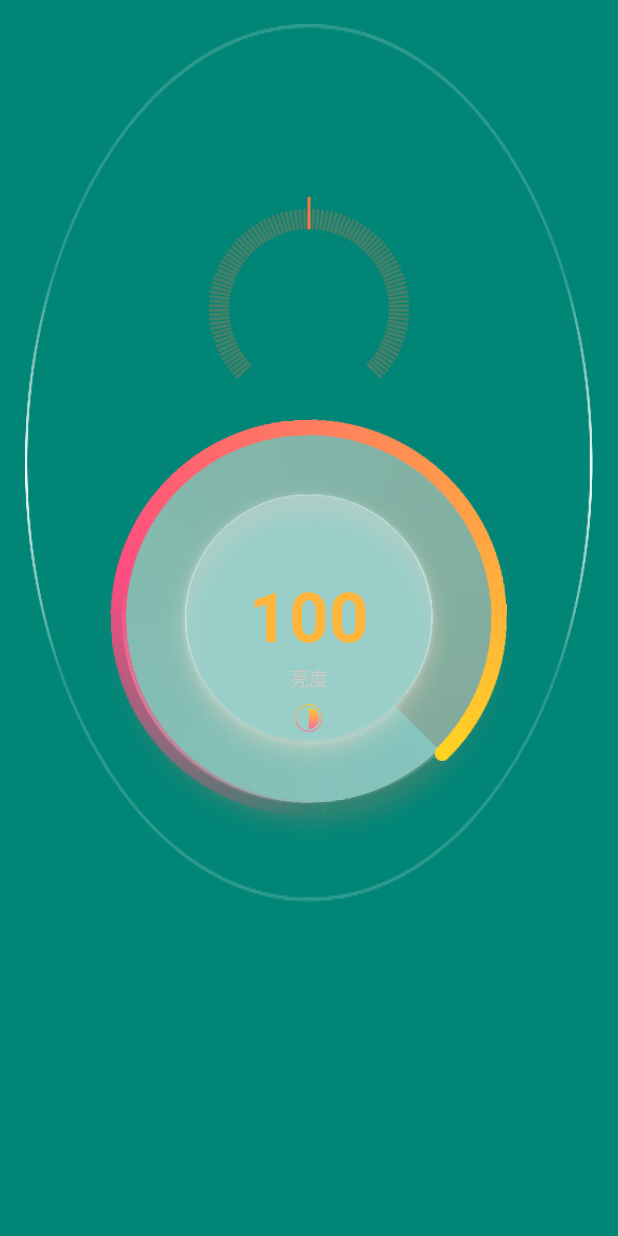
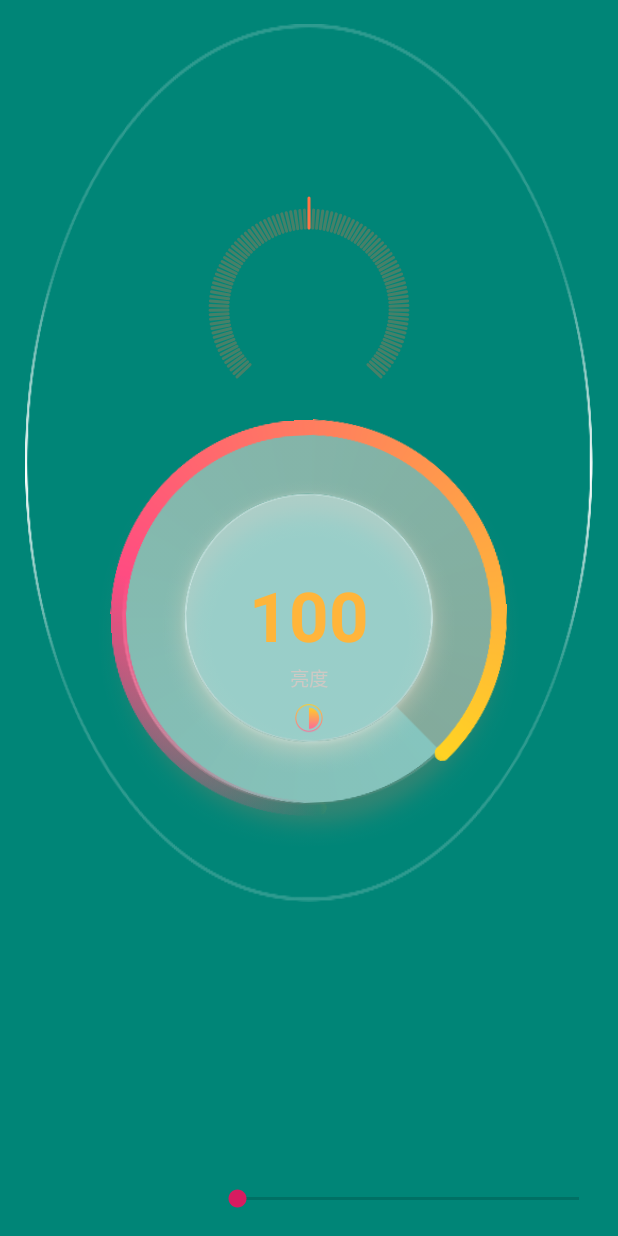
Before and after one commit to gogoing1/BaseApplication, an Android app: the screen it shows after launch (CircleProgressActivity), after a tap on "旋钮", on a phone screen of 412 x 824 dp. Run offline under Robolectric (Android 15) with nearby library versions, the phone set to English and light mode, and no system bars.

Commit message:
旋钮功能提交

```diff
--- a/app/src/main/java/com/example/chenq/UI/CircleProgress.java
+++ b/app/src/main/java/com/example/chenq/UI/CircleProgressView.java
@@ -28,9 +28,9 @@ import com.example.chenq.base.util.LogUtil;
 /**
  * 旋钮 自定义View
  */
-public class CircleProgress extends View {
+public class CircleProgressView extends View {
 
-    private static final String TAG = CircleProgress.class.getSimpleName();
+    private static final String TAG = CircleProgressView.class.getSimpleName();
     private static boolean isLandScape = false;
     private boolean isDebug = true;
     private Context mContext;
@@ -142,7 +142,7 @@ public class CircleProgress extends View {
     private float curRotateDegrees;
 
 
-    public CircleProgress(Context context, AttributeSet attrs) {
+    public CircleProgressView(Context context, AttributeSet attrs) {
         super(context, attrs);
         init(context, attrs);
     }
@@ -503,13 +503,6 @@ public class CircleProgress extends View {
      */
     public void onProgressChange(int progress) {
         mValue = progress;
-//        mValue += progress;
-//        if (mValue < 0) {
-//            mValue = 0;
-//        }
-//        if (mValue > 100) {
-//            mValue = 100;
-//        }
         refreshView((int) mValue);
     }
 
--- a/app/src/main/java/com/example/chenq/activity/CircleProgressActivity.java
+++ b/app/src/main/java/com/example/chenq/activity/CircleProgressActivity.java
@@ -3,8 +3,13 @@ package com.example.chenq.activity;
 import android.content.Context;
 import android.content.Intent;
 import android.os.Bundle;
+import android.util.Log;
+import android.widget.SeekBar;
+
+import androidx.appcompat.widget.AppCompatSeekBar;
 
 import com.example.chenq.R;
+import com.example.chenq.UI.CircleProgressView;
 import com.example.chenq.base.activity.BaseActivity;
 
 /**
@@ -14,15 +19,41 @@ import com.example.chenq.base.activity.BaseActivity;
  */
 public class CircleProgressActivity extends BaseActivity {
 
+    private static final String TAG = "CircleProgressActivity";
+
     public static void start(Context context) {
         Intent starter = new Intent(context, CircleProgressActivity.class);
         context.startActivity(starter);
     }
 
+    private CircleProgressView mCircleView;
+    private AppCompatSeekBar mSeekBar;
+
     @Override
     protected void onCreate(Bundle savedInstanceState) {
         super.onCreate(savedInstanceState);
         setContentView(R.layout.activity_circle_progress);
+
+
+        mCircleView = findViewById(R.id.circle_progress);
+        mSeekBar = findViewById(R.id.sb_circle_progress);
+        mSeekBar.setOnSeekBarChangeListener(new SeekBar.OnSeekBarChangeListener() {
+            @Override
+            public void onProgressChanged(SeekBar seekBar, int progress, boolean fromUser) {
+                Log.d(TAG, "progress：" + progress);
+                mCircleView.onProgressChange(progress);
+            }
+
+            @Override
+            public void onStartTrackingTouch(SeekBar seekBar) {
+
+            }
+
+            @Override
+            public void onStopTrackingTouch(SeekBar seekBar) {
+
+            }
+        });
     }
 
 }
--- a/app/src/main/res/layout/activity_circle_progress.xml
+++ b/app/src/main/res/layout/activity_circle_progress.xml
@@ -8,7 +8,7 @@
     tools:context=".MainActivity"
     tools:ignore="ResAuto">
 
-    <com.example.chenq.UI.CircleProgress
+    <com.example.chenq.UI.CircleProgressView
         android:id="@+id/circle_progress"
         android:layout_width="wrap_content"
         android:layout_height="match_parent"
@@ -42,5 +42,15 @@
         app:valueSize="46sp"
         app:valueUnitSize="50px" />
 
+    <androidx.appcompat.widget.AppCompatSeekBar
+        android:id="@+id/sb_circle_progress"
+        android:layout_width="260dp"
+        android:layout_height="30dp"
+        android:layout_alignParentRight="true"
+        android:layout_alignParentBottom="true"
+        android:layout_marginRight="10dp"
+        android:layout_marginBottom="10dp"
+        android:max="100"
+        android:min="0" />
 
 </RelativeLayout>
```
